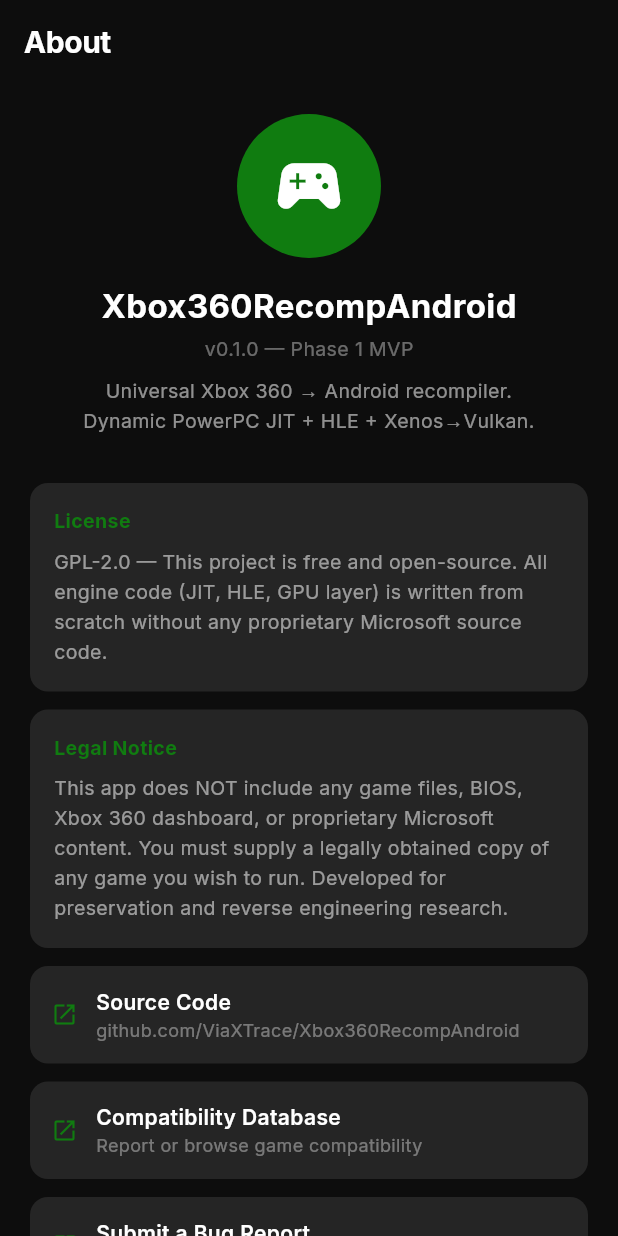
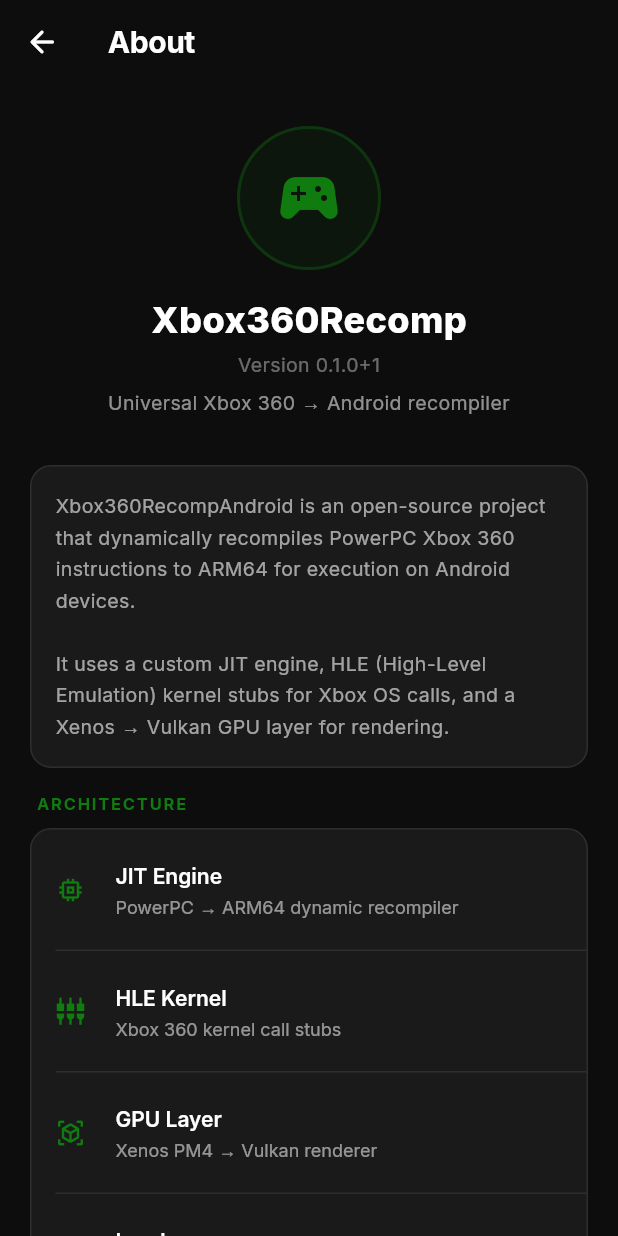
Before and after one commit to ViaXTrace/Xbox360RecompAndroid, a Flutter app: the AboutScreen screen opened by its route, on a phone screen of 412 x 824 dp. Run offline on Flutter 3.47's test engine with Material 3 defaults, Android fonts, the light colour scheme and no system bars; our stand-ins replace device_info_plus, file_picker, flutter_riverpod, freezed_annotation, go_router, google_fonts and 4 more; missing offline and left inert: dart:ffi; accounts and stored records are empty; generated files the repository leaves out were written again.

Commit message:
redesign: about_screen - complete UI/UX overhaul

```diff
--- a/lib/features/about/screens/about_screen.dart
+++ b/lib/features/about/screens/about_screen.dart
@@ -1,123 +1,212 @@
 import 'package:flutter/material.dart';
+import 'package:package_info_plus/package_info_plus.dart';
 import 'package:url_launcher/url_launcher.dart';
+import '../../../core/theme/app_theme.dart';
 
-class AboutScreen extends StatelessWidget {
+class AboutScreen extends StatefulWidget {
   const AboutScreen({super.key});
+  @override
+  State<AboutScreen> createState() => _AboutScreenState();
+}
+
+class _AboutScreenState extends State<AboutScreen> {
+  String _version = '';
+
+  @override
+  void initState() {
+    super.initState();
+    PackageInfo.fromPlatform().then((i) => setState(() => _version = '${i.version}+${i.buildNumber}'));
+  }
 
   @override
   Widget build(BuildContext context) {
     return Scaffold(
-      appBar: AppBar(title: const Text('About')),
-      body: ListView(
+      backgroundColor: AppTheme.bgBase,
+      appBar: AppBar(
+        title: const Text('About'),
+        leading: IconButton(
+          icon: const Icon(Icons.arrow_back_rounded),
+          onPressed: () => Navigator.pop(context),
+        ),
+      ),
+      body: SingleChildScrollView(
         padding: const EdgeInsets.all(20),
+        child: Column(
+          crossAxisAlignment: CrossAxisAlignment.center,
           children: [
-          Center(
-            child: Column(
-              children: [
+            const SizedBox(height: 8),
+            // App icon area
             Container(
               width: 96, height: 96,
-                  decoration: const BoxDecoration(color: Color(0xFF107C10), shape: BoxShape.circle),
-                  child: const Icon(Icons.sports_esports, size: 52, color: Colors.white),
+              decoration: BoxDecoration(
+                shape: BoxShape.circle,
+                color: AppTheme.xboxGreen.withAlpha(20),
+                border: Border.all(color: AppTheme.xboxGreen.withAlpha(80), width: 2),
+              ),
+              child: const Icon(Icons.sports_esports, size: 48, color: AppTheme.xboxGreen),
             ),
             const SizedBox(height: 16),
-                const Text('Xbox360RecompAndroid', style: TextStyle(fontSize: 22, fontWeight: FontWeight.w700, color: Colors.white)),
+            const Text(
+              'Xbox360Recomp',
+              style: TextStyle(fontSize: 24, fontWeight: FontWeight.w800, color: Colors.white),
+            ),
             const SizedBox(height: 4),
-                const Text('v0.1.0 — Phase 1 MVP', style: TextStyle(fontSize: 13, color: Colors.white38)),
-                const SizedBox(height: 8),
+            Text(
+              'Version $_version',
+              style: const TextStyle(fontSize: 13, color: Colors.white38),
+            ),
+            const SizedBox(height: 6),
             const Text(
-                  'Universal Xbox 360 → Android recompiler.\nDynamic PowerPC JIT + HLE + Xenos→Vulkan.',
+              'Universal Xbox 360 → Android recompiler',
+              style: TextStyle(fontSize: 13, color: Colors.white54),
               textAlign: TextAlign.center,
-                  style: TextStyle(fontSize: 13, color: Colors.white54, height: 1.5),
             ),
+            const SizedBox(height: 32),
+            // Description
+            _InfoCard(children: [
+              const _InfoText(
+                'Xbox360RecompAndroid is an open-source project that dynamically recompiles PowerPC Xbox 360 instructions to ARM64 for execution on Android devices.\n\n'
+                'It uses a custom JIT engine, HLE (High-Level Emulation) kernel stubs for Xbox OS calls, and a Xenos → Vulkan GPU layer for rendering.',
+              ),
+            ]),
+            const SizedBox(height: 16),
+            // Architecture
+            _SectionHeader('Architecture'),
+            _InfoCard(children: [
+              _TechRow(icon: Icons.memory, label: 'JIT Engine', desc: 'PowerPC → ARM64 dynamic recompiler'),
+              const _ItemDivider(),
+              _TechRow(icon: Icons.settings_input_component, label: 'HLE Kernel', desc: 'Xbox 360 kernel call stubs'),
+              const _ItemDivider(),
+              _TechRow(icon: Icons.view_in_ar, label: 'GPU Layer', desc: 'Xenos PM4 → Vulkan renderer'),
+              const _ItemDivider(),
+              _TechRow(icon: Icons.folder_zip_outlined, label: 'Loader', desc: 'XEX, ISO (XDVDFS), STFS parser'),
+            ]),
+            const SizedBox(height: 16),
+            // Inspired by
+            _SectionHeader('Standing on the Shoulders of Giants'),
+            _InfoCard(children: [
+              _LinkRow(label: 'Xenia', desc: 'Xbox 360 emulator (reference)', url: 'https://xenia.jp'),
+              const _ItemDivider(),
+              _LinkRow(label: 'N64Recomp', desc: 'Static recompilation approach', url: 'https://github.com/N64Recomp/N64Recomp'),
+              const _ItemDivider(),
+              _LinkRow(label: 'Flutter', desc: 'Cross-platform UI framework', url: 'https://flutter.dev'),
+            ]),
+            const SizedBox(height: 16),
+            // Links
+            _SectionHeader('Links'),
+            _InfoCard(children: [
+              _LinkRow(label: 'Source Code', desc: 'github.com/ViaXTrace/Xbox360RecompAndroid', url: 'https://github.com/ViaXTrace/Xbox360RecompAndroid'),
+              const _ItemDivider(),
+              _LinkRow(label: 'Compatibility Database', desc: 'Report or browse game compatibility', url: 'https://github.com/ViaXTrace/Xbox360RecompAndroid/blob/main/compat/games.json'),
+              const _ItemDivider(),
+              _LinkRow(label: 'Report a Bug', desc: 'Open an issue on GitHub', url: 'https://github.com/ViaXTrace/Xbox360RecompAndroid/issues/new'),
+            ]),
+            const SizedBox(height: 16),
+            // Legal
+            _SectionHeader('Legal'),
+            _InfoCard(children: [
+              const _InfoText(
+                'Xbox360RecompAndroid is distributed under the GNU General Public License v2.0. '
+                'This software does not include any Microsoft proprietary code, Xbox 360 firmware, or game files. '
+                'You must provide your own legally obtained game files.\n\n'
+                '"Xbox 360" is a trademark of Microsoft Corporation. This project is not affiliated with or endorsed by Microsoft.',
+              ),
+              const _ItemDivider(),
+              ListTile(
+                leading: const Icon(Icons.description_outlined, color: Colors.white54, size: 20),
+                title: const Text('Open Source Licenses', style: TextStyle(fontSize: 14, color: Colors.white)),
+                trailing: const Icon(Icons.chevron_right_rounded, color: Colors.white24, size: 20),
+                onTap: () => showLicensePage(context: context, applicationName: 'Xbox360RecompAndroid', applicationVersion: _version),
+              ),
+            ]),
+            const SizedBox(height: 40),
+            const Text(
+              '© 2024 ViaXTrace • GPL-2.0',
+              style: TextStyle(fontSize: 11, color: Colors.white24),
+            ),
+            const SizedBox(height: 24),
           ],
         ),
       ),
-          const SizedBox(height: 32),
-          const _InfoCard(
-            title: 'License',
-            content: 'GPL-2.0 — This project is free and open-source. All engine code (JIT, HLE, GPU layer) is written from scratch without any proprietary Microsoft source code.',
-          ),
-          const SizedBox(height: 12),
-          const _InfoCard(
-            title: 'Legal Notice',
-            content: 'This app does NOT include any game files, BIOS, Xbox 360 dashboard, or proprietary Microsoft content. You must supply a legally obtained copy of any game you wish to run. Developed for preservation and reverse engineering research.',
-          ),
-          const SizedBox(height: 12),
-          _LinkCard(title: 'Source Code', url: 'https://github.com/ViaXTrace/Xbox360RecompAndroid',
-            subtitle: 'github.com/ViaXTrace/Xbox360RecompAndroid'),
-          const SizedBox(height: 12),
-          _LinkCard(title: 'Compatibility Database', url: 'https://github.com/ViaXTrace/Xbox360RecompAndroid/blob/main/compat/games.json',
-            subtitle: 'Report or browse game compatibility'),
-          const SizedBox(height: 12),
-          _LinkCard(title: 'Submit a Bug Report', url: 'https://github.com/ViaXTrace/Xbox360RecompAndroid/issues',
-            subtitle: 'Open an issue on GitHub'),
-          const SizedBox(height: 24),
-          const Text('Built on the shoulders of giants:', style: TextStyle(fontSize: 13, color: Colors.white38, fontWeight: FontWeight.w600)),
-          const SizedBox(height: 8),
-          for (final ref in _refs)
-            Padding(
-              padding: const EdgeInsets.only(bottom: 6),
-              child: GestureDetector(
-                onTap: () => launchUrl(Uri.parse(ref.url)),
-                child: Row(children: [
-                  const Icon(Icons.open_in_new, size: 14, color: Colors.white24),
-                  const SizedBox(width: 8),
-                  Expanded(child: Column(crossAxisAlignment: CrossAxisAlignment.start, children: [
-                    Text(ref.name, style: const TextStyle(fontSize: 13, color: Color(0xFF52B043))),
-                    Text(ref.desc, style: const TextStyle(fontSize: 11, color: Colors.white38)),
-                  ])),
-                ]),
-              ),
-            ),
-        ],
+    );
+  }
+}
+
+class _SectionHeader extends StatelessWidget {
+  final String text;
+  const _SectionHeader(this.text);
+  @override
+  Widget build(BuildContext context) {
+    return Padding(
+      padding: const EdgeInsets.only(left: 4, bottom: 8),
+      child: Align(
+        alignment: Alignment.centerLeft,
+        child: Text(text.toUpperCase(),
+          style: const TextStyle(fontSize: 11, fontWeight: FontWeight.w700, color: AppTheme.xboxGreen, letterSpacing: 1.2)),
       ),
     );
   }
 }
 
 class _InfoCard extends StatelessWidget {
-  final String title, content;
-  const _InfoCard({required this.title, required this.content});
-
+  final List<Widget> children;
+  const _InfoCard({required this.children});
   @override
-  Widget build(BuildContext context) => Container(
-    padding: const EdgeInsets.all(16),
-    decoration: BoxDecoration(color: const Color(0xFF252525), borderRadius: BorderRadius.circular(12)),
-    child: Column(crossAxisAlignment: CrossAxisAlignment.start, children: [
-      Text(title, style: const TextStyle(fontSize: 13, fontWeight: FontWeight.w700, color: Color(0xFF107C10))),
-      const SizedBox(height: 8),
-      Text(content, style: const TextStyle(fontSize: 13, color: Colors.white54, height: 1.5)),
-    ]),
+  Widget build(BuildContext context) {
+    return Container(
+      width: double.infinity,
+      decoration: BoxDecoration(
+        color: AppTheme.surface,
+        borderRadius: BorderRadius.circular(14),
+        border: Border.all(color: AppTheme.border),
+      ),
+      child: Column(children: children),
     );
   }
+}
 
-class _LinkCard extends StatelessWidget {
-  final String title, subtitle, url;
-  const _LinkCard({required this.title, required this.subtitle, required this.url});
-
+class _InfoText extends StatelessWidget {
+  final String text;
+  const _InfoText(this.text);
   @override
-  Widget build(BuildContext context) => GestureDetector(
-    onTap: () => launchUrl(Uri.parse(url)),
-    child: Container(
-      padding: const EdgeInsets.all(14),
-      decoration: BoxDecoration(color: const Color(0xFF252525), borderRadius: BorderRadius.circular(12)),
-      child: Row(children: [
-        const Icon(Icons.open_in_new, size: 18, color: Color(0xFF107C10)),
-        const SizedBox(width: 12),
-        Expanded(child: Column(crossAxisAlignment: CrossAxisAlignment.start, children: [
-          Text(title, style: const TextStyle(fontSize: 14, fontWeight: FontWeight.w600, color: Colors.white)),
-          Text(subtitle, style: const TextStyle(fontSize: 12, color: Colors.white38)),
-        ])),
-      ]),
-    ),
+  Widget build(BuildContext context) {
+    return Padding(
+      padding: const EdgeInsets.all(16),
+      child: Text(text, style: const TextStyle(fontSize: 13, color: Colors.white60, height: 1.6)),
     );
   }
+}
 
-class _Ref { final String name, desc, url; const _Ref(this.name, this.desc, this.url); }
-const _refs = [
-  _Ref('SansNope/UnleashedRecomp-Android', 'Direct Android HLE + GPU reference', 'https://github.com/SansNope/UnleashedRecomp-Android'),
-  _Ref('xenia-project/xenia', 'XEX loader, HLE, PM4, shader recompiler reference', 'https://github.com/xenia-project/xenia'),
-  _Ref('Mr-Wiseguy/N64Recomp', 'Universal recompilation pipeline architecture', 'https://github.com/Mr-Wiseguy/N64Recomp'),
-  _Ref('libadrenotools', 'Custom Vulkan driver loading for Adreno', 'https://github.com/K11MCH1/AdrenoToolsDrivers'),
-  _Ref('KhronosGroup/SPIRV-Tools', 'SPIR-V generation and optimization', 'https://github.com/KhronosGroup/SPIRV-Tools'),
-];
+class _ItemDivider extends StatelessWidget {
+  const _ItemDivider();
+  @override
+  Widget build(BuildContext context) => const Divider(height: 1, indent: 16);
+}
+
+class _TechRow extends StatelessWidget {
+  final IconData icon;
+  final String label, desc;
+  const _TechRow({required this.icon, required this.label, required this.desc});
+  @override
+  Widget build(BuildContext context) {
+    return ListTile(
+      leading: Icon(icon, color: AppTheme.xboxGreen, size: 20),
+      title: Text(label, style: const TextStyle(fontSize: 14, fontWeight: FontWeight.w600, color: Colors.white)),
+      subtitle: Text(desc, style: const TextStyle(fontSize: 12, color: Colors.white54)),
+    );
+  }
+}
+
+class _LinkRow extends StatelessWidget {
+  final String label, desc, url;
+  const _LinkRow({required this.label, required this.desc, required this.url});
+  @override
+  Widget build(BuildContext context) {
+    return ListTile(
+      leading: const Icon(Icons.open_in_new_rounded, color: Colors.white54, size: 18),
+      title: Text(label, style: const TextStyle(fontSize: 14, fontWeight: FontWeight.w600, color: Colors.white)),
+      subtitle: Text(desc, style: const TextStyle(fontSize: 11, color: Colors.white38)),
+      onTap: () => launchUrl(Uri.parse(url), mode: LaunchMode.externalApplication),
+    );
+  }
+}
```
Lines whose indentation alone changed are shown as unchanged.
